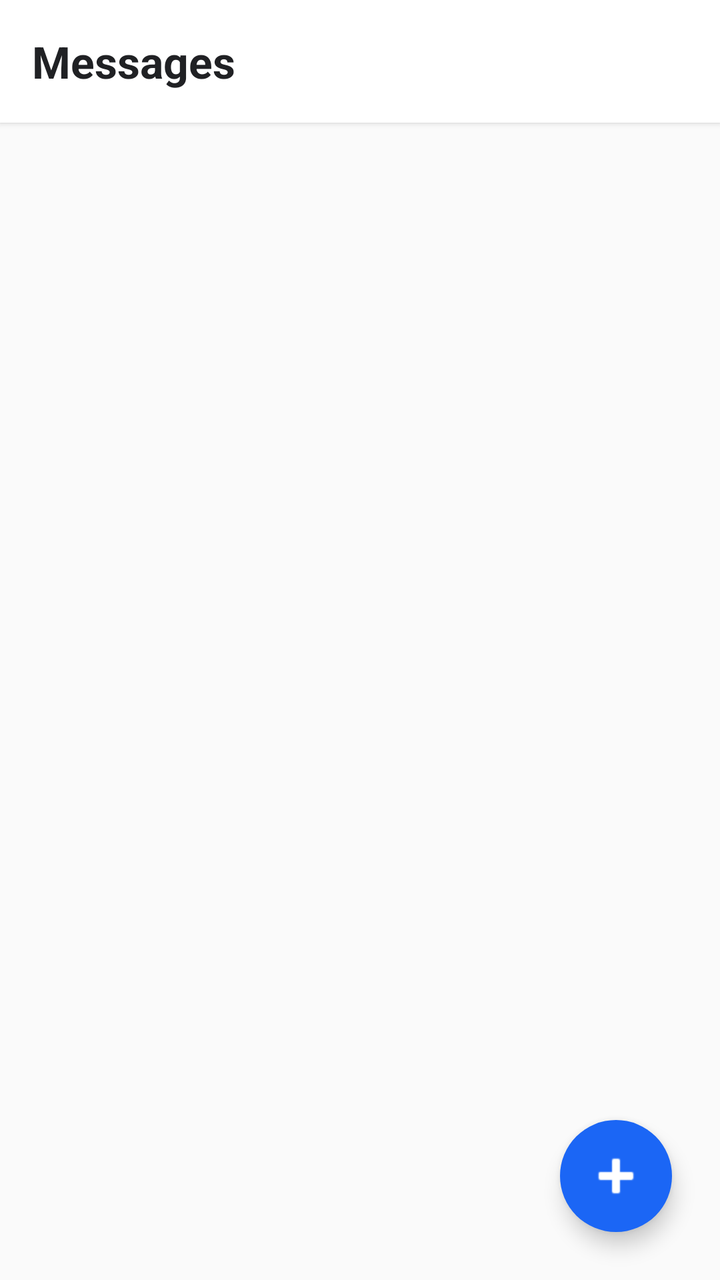
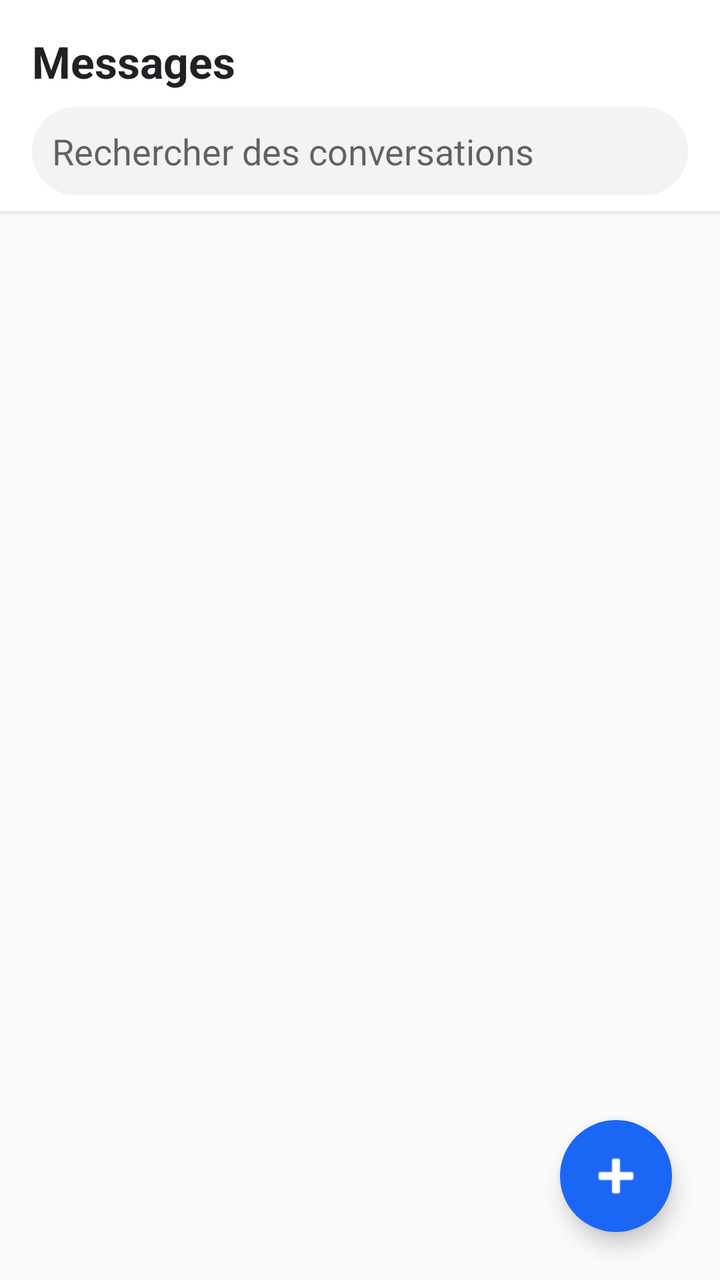

Two renders of the same Android screen: before a commit and after it. Below are the layout's source before the change and the commit's diff.
<!-- AndroidManifest.xml: application theme android:Theme.Material.Light.NoActionBar -->
<!-- res/layout/activity_main.xml -->
<?xml version="1.0" encoding="utf-8"?>
<RelativeLayout xmlns:android="http://schemas.android.com/apk/res/android"
    android:layout_width="match_parent"
    android:layout_height="match_parent"
    android:background="#FAFAFA">

    <LinearLayout
        android:id="@+id/barre_haut"
        android:layout_width="match_parent"
        android:layout_height="wrap_content"
        android:orientation="horizontal"
        android:padding="16dp"
        android:gravity="center_vertical"
        android:background="#FFFFFF"
        android:elevation="2dp">
        <TextView
            android:layout_width="0dp"
            android:layout_height="wrap_content"
            android:layout_weight="1"
            android:text="Messages"
            android:textSize="22sp"
            android:textStyle="bold"
            android:textColor="#202124"/>
        <TextView
            android:id="@+id/badge_cache"
            android:layout_width="28dp"
            android:layout_height="28dp"
            android:text="0"
            android:textSize="12sp"
            android:textColor="#FFFFFF"
            android:gravity="center"
            android:background="@drawable/badge_cercle"
            android:visibility="gone"/>
    </LinearLayout>

    <ListView
        android:id="@+id/list_conversations"
        android:layout_width="match_parent"
        android:layout_height="match_parent"
        android:layout_below="@id/barre_haut"
        android:divider="#E8EAED"
        android:dividerHeight="1dp"
        android:paddingTop="8dp"/>

    <ImageButton
        android:id="@+id/btn_ajouter"
        android:layout_width="56dp"
        android:layout_height="56dp"
        android:layout_alignParentBottom="true"
        android:layout_alignParentEnd="true"
        android:layout_margin="24dp"
        android:src="@android:drawable/ic_input_add"
        android:background="@drawable/fab_background"
        android:tint="#FFFFFF"
        android:elevation="6dp"/>
</RelativeLayout>
<!-- resources referenced by this layout -->
<resources>
  <!-- drawable badge_cercle (drawable) -->
  <?xml version="1.0" encoding="utf-8"?>
  <shape xmlns:android="http://schemas.android.com/apk/res/android" android:shape="oval">
      <solid android:color="#1B66F5"/>
  </shape>
  <!-- drawable fab_background (drawable) -->
  <?xml version="1.0" encoding="utf-8"?>
  <shape xmlns:android="http://schemas.android.com/apk/res/android" android:shape="oval">
      <solid android:color="#1B66F5"/>
  </shape>
</resources>

<!-- the commit's change to res/layout/activity_main.xml (unified diff, before → after) -->
@@ -8,29 +8,45 @@
         android:id="@+id/barre_haut"
         android:layout_width="match_parent"
         android:layout_height="wrap_content"
-        android:orientation="horizontal"
-        android:padding="16dp"
-        android:gravity="center_vertical"
+        android:orientation="vertical"
+        android:padding="8dp"
         android:background="#FFFFFF"
         android:elevation="2dp">
-        <TextView
-            android:layout_width="0dp"
+        
+        <LinearLayout
+            android:layout_width="match_parent"
             android:layout_height="wrap_content"
-            android:layout_weight="1"
-            android:text="Messages"
-            android:textSize="22sp"
-            android:textStyle="bold"
-            android:textColor="#202124"/>
-        <TextView
-            android:id="@+id/badge_cache"
-            android:layout_width="28dp"
-            android:layout_height="28dp"
-            android:text="0"
-            android:textSize="12sp"
-            android:textColor="#FFFFFF"
-            android:gravity="center"
-            android:background="@drawable/badge_cercle"
-            android:visibility="gone"/>
+            android:orientation="horizontal"
+            android:padding="8dp"
+            android:gravity="center_vertical">
+            <TextView
+                android:layout_width="0dp"
+                android:layout_height="wrap_content"
+                android:layout_weight="1"
+                android:text="Messages"
+                android:textSize="22sp"
+                android:textStyle="bold"
+                android:textColor="#202124"/>
+            <TextView
+                android:id="@+id/badge_cache"
+                android:layout_width="28dp"
+                android:layout_height="28dp"
+                android:text="0"
+                android:textSize="12sp"
+                android:textColor="#FFFFFF"
+                android:gravity="center"
+                android:background="@drawable/badge_cercle"
+                android:visibility="gone"/>
+        </LinearLayout>
+
+        <EditText
+            android:id="@+id/champ_recherche"
+            android:layout_width="match_parent"
+            android:layout_height="wrap_content"
+            android:hint="Rechercher des conversations"
+            android:background="@drawable/saisie_fond"
+            android:padding="10dp"
+            android:layout_marginHorizontal="8dp"/>
     </LinearLayout>
 
     <ListView
<!-- resource entries referenced after the edit -->
@@ -10,5 +10,11 @@
   <shape xmlns:android="http://schemas.android.com/apk/res/android" android:shape="oval">
       <solid android:color="#1B66F5"/>
   </shape>
+  <!-- drawable saisie_fond (drawable) -->
+  <?xml version="1.0" encoding="utf-8"?>
+  <shape xmlns:android="http://schemas.android.com/apk/res/android" android:shape="rectangle">
+      <solid android:color="#F1F3F4"/>
+      <corners android:radius="24dp"/>
+  </shape>
 </resources>
 
